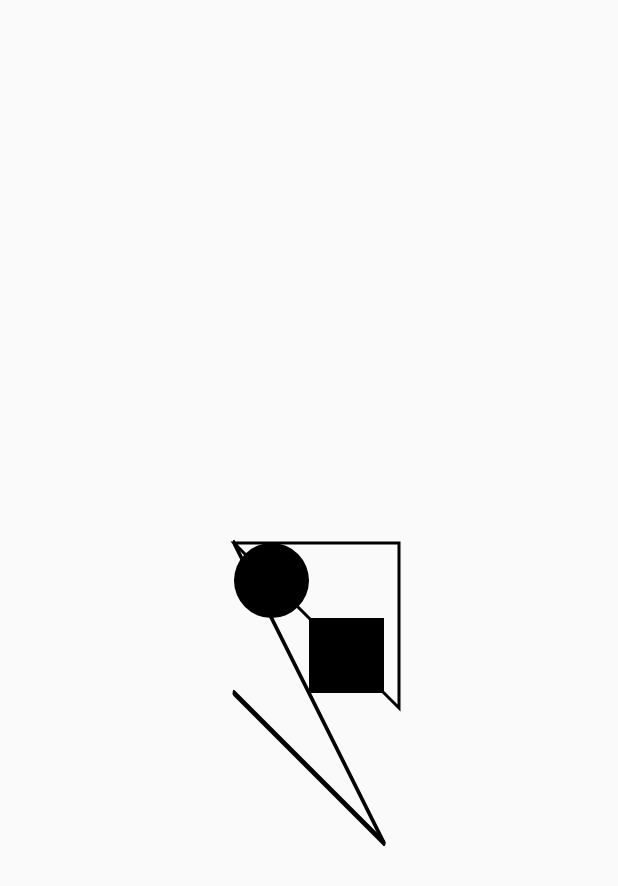
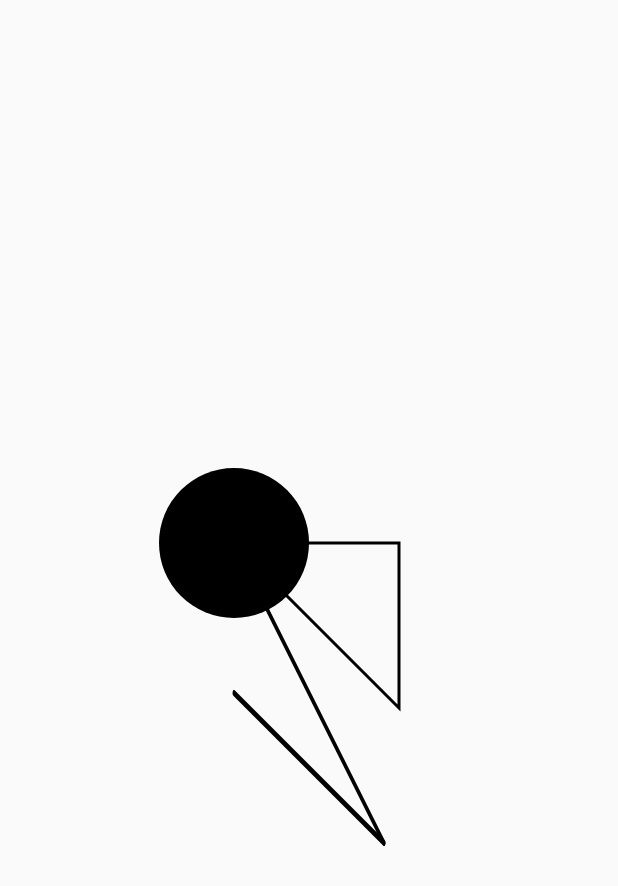
Before and after one commit to deven98/etch, a Flutter app: the screen it shows after launch, on a phone screen of 412 x 824 dp. Shown: the top 886 px of the screen. Run offline on Flutter 3.47's test engine with Material 2 defaults, Android fonts, the phone set to English and light mode, and no system bars.

Commit message:
added circle

```diff
--- a/example/lib/main.dart
+++ b/example/lib/main.dart
@@ -52,20 +52,24 @@ class _DemoPageState extends State<DemoPage> {
                 style: PaintingStyle.stroke,
               ),
             ),
-            EtchRect.alignment(
-              topLeftAlignment: Offset.zero,
-              bottomRightAlignment: Offset(1, 1),
-            ),
-            EtchOval.alignment(
-              topLeftAlignment: Offset(-1, -1),
-              bottomRightAlignment: Offset(0, 0),
-            ),
+            // EtchRect.alignment(
+            //   topLeftAlignment: Offset.zero,
+            //   bottomRightAlignment: Offset(1, 1),
+            // ),
+            // EtchOval.alignment(
+            //   topLeftAlignment: Offset(-1, -1),
+            //   bottomRightAlignment: Offset(0, 0),
+            // ),
             // EtchArc.alignment(
             //   topLeftAlignment: Offset(-1, -1),
             //   bottomRightAlignment: Offset(1, 1),
             //   startAngle: 0,
             //   sweepAngle: 2,
             // ),
+            EtchCircle.alignment(
+              centerAlignment: Offset(-1, -1),
+              radius: 50.0,
+            ),
           ],
           child: Container(
             width: 100.0,
--- a/lib/etch.dart
+++ b/lib/etch.dart
@@ -9,6 +9,7 @@ export 'src/components/etch_rect.dart';
 export 'src/components/etch_oval.dart';
 export 'src/components/etch_arc.dart';
 export 'src/components/etch_clip_rect.dart';
+export 'src/components/etch_circle.dart';
 export 'src/components/path/etch_path_move_to.dart';
 export 'src/components/path/etch_path.dart';
 export 'src/components/path/etch_path_element.dart';
--- /dev/null
+++ b/lib/src/components/etch_circle.dart
@@ -0,0 +1,63 @@
+import 'package:etch/src/components/etch_element.dart';
+import 'package:etch/src/components/etch_paint.dart';
+import 'package:flutter/material.dart';
+
+class EtchCircle extends EtchElement {
+  Offset? _center;
+  Offset? _centerAlignment;
+
+  final double _radius;
+
+  final EtchPaint etchPaint;
+
+  EtchCircle({
+    required Offset center,
+    required double radius,
+    EtchPaint? etchPaint,
+  })  : _center = center,
+        _radius = radius,
+        etchPaint = etchPaint ?? EtchPaint();
+
+  EtchCircle.alignment({
+    required Offset centerAlignment,
+    required double radius,
+    EtchPaint? etchPaint,
+  })  : _centerAlignment = centerAlignment,
+        _radius = radius,
+        etchPaint = etchPaint ?? EtchPaint();
+
+  Offset _getEffectiveStart(Size size) {
+    if (_center != null) {
+      return _center!;
+    }
+
+    var convUnits = _centerAlignment! + const Offset(1, 1);
+    var effectiveOffset = size / 2;
+
+    return Offset(convUnits.dx * effectiveOffset.width,
+        convUnits.dy * effectiveOffset.height);
+  }
+
+  @override
+  void paint(Canvas canvas, Size size) {
+    canvas.drawCircle(
+      _getEffectiveStart(size),
+      _radius,
+      etchPaint.paint,
+    );
+  }
+
+  @override
+  bool shouldRepaint(covariant EtchElement oldElement) {
+    if (oldElement.runtimeType != runtimeType) {
+      return true;
+    }
+
+    var e = oldElement as EtchCircle;
+
+    return _center != e._center ||
+        _radius != e._radius ||
+        _centerAlignment != e._centerAlignment ||
+        etchPaint != e.etchPaint;
+  }
+}
```
